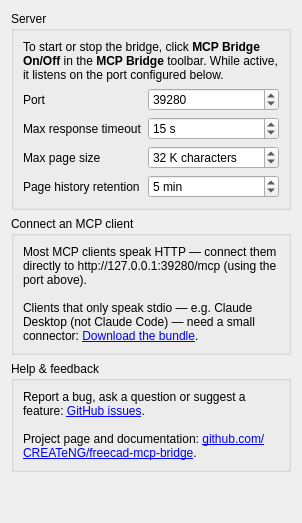
The window that freecad/mcp_bridge/Resources/Ui/preferences.ui (CREATeNG/freecad-mcp-bridge) describes before a commit, drawn with Qt 5.
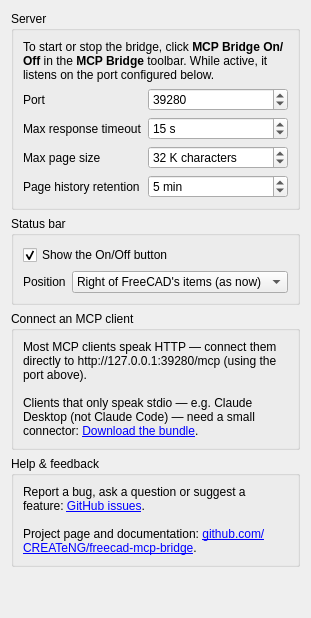
The same window after the commit. Custom widgets are drawn as their Qt base class.

Commit message: Status-bar button: On/Off text, green on state, and preferences

Diff of the .ui file:
```diff
--- a/freecad/mcp_bridge/Resources/Ui/preferences.ui
+++ b/freecad/mcp_bridge/Resources/Ui/preferences.ui
@@ -162,6 +162,67 @@
      </layout>
     </widget>
    </item>
+   <item>
+    <widget class="QGroupBox" name="statusBarGroup">
+     <property name="title">
+      <string>Status bar</string>
+     </property>
+     <layout class="QFormLayout" name="statusBarLayout">
+      <item row="0" column="0" colspan="2">
+       <widget class="Gui::PrefCheckBox" name="showStatusButtonCheckBox">
+        <property name="toolTip">
+         <string>Show the bridge On/Off button on FreeCAD's status bar. The toolbar button remains available when this is off.</string>
+        </property>
+        <property name="text">
+         <string>Show the On/Off button</string>
+        </property>
+        <property name="checked">
+         <bool>true</bool>
+        </property>
+        <property name="prefEntry" stdset="0">
+         <cstring>ShowStatusButton</cstring>
+        </property>
+        <property name="prefPath" stdset="0">
+         <cstring>Mod/freecad-mcp-bridge</cstring>
+        </property>
+       </widget>
+      </item>
+      <item row="1" column="0">
+       <widget class="QLabel" name="statusButtonPositionLabel">
+        <property name="text">
+         <string>Position</string>
+        </property>
+       </widget>
+      </item>
+      <item row="1" column="1">
+       <widget class="Gui::PrefComboBox" name="statusButtonPositionComboBox">
+        <property name="toolTip">
+         <string>Where the On/Off button sits among the items on the right side of the status bar.</string>
+        </property>
+        <property name="currentIndex">
+         <number>0</number>
+        </property>
+        <property name="prefEntry" stdset="0">
+         <cstring>StatusButtonPosition</cstring>
+        </property>
+        <property name="prefPath" stdset="0">
+         <cstring>Mod/freecad-mcp-bridge</cstring>
+        </property>
+        <item>
+         <property name="text">
+          <string>Right of FreeCAD's items (as now)</string>
+         </property>
+        </item>
+        <item>
+         <property name="text">
+          <string>Left of FreeCAD's items</string>
+         </property>
+        </item>
+       </widget>
+      </item>
+     </layout>
+    </widget>
+   </item>
    <item>
     <widget class="QGroupBox" name="clientGroup">
      <property name="title">
@@ -233,6 +294,16 @@
    <extends>QSpinBox</extends>
    <header>Gui/PrefWidgets.h</header>
   </customwidget>
+  <customwidget>
+   <class>Gui::PrefCheckBox</class>
+   <extends>QCheckBox</extends>
+   <header>Gui/PrefWidgets.h</header>
+  </customwidget>
+  <customwidget>
+   <class>Gui::PrefComboBox</class>
+   <extends>QComboBox</extends>
+   <header>Gui/PrefWidgets.h</header>
+  </customwidget>
  </customwidgets>
  <resources/>
  <connections/>
```
The commit also changes 7 other files.
